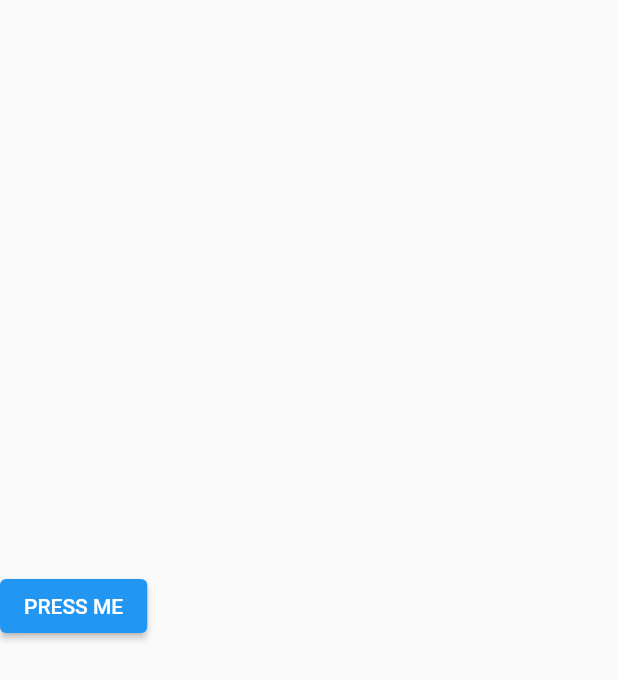
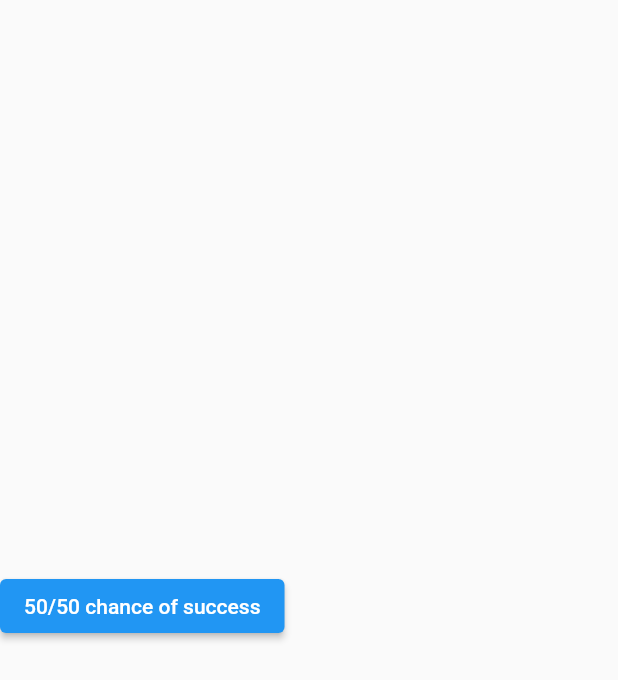
Before and after one commit to djangoflow/flutter_progress_builder, a Flutter app: the screen it shows after launch, on a phone screen of 412 x 824 dp. Shown: the top 680 px of the screen. Run offline on Flutter 3.47's test engine with Material 2 defaults, Android fonts, the phone set to English and light mode, and no system bars; missing offline and left inert: widget_with_codeview.

Commit message:
added error parameter to the builder

```diff
--- a/example/lib/main.dart
+++ b/example/lib/main.dart
@@ -50,9 +50,21 @@ class _MyHomePageState extends State<MyHomePage> {
         mainAxisAlignment: MainAxisAlignment.center,
         children: [
           LinearProgressBuilder(
-            builder: (action) => ElevatedButton(
-              onPressed: action,
-              child: Text('PRESS ME'),
+            builder: (action, error) => Column(
+              children: [
+                ElevatedButton(
+                  onPressed: action,
+                  child: Text(
+                    '50/50 chance of success',
+                  ),
+                ),
+                if (error != null)
+                  Container(
+                    color: Colors.red,
+                    padding: EdgeInsets.all(16.0),
+                    child: Text(error.toString()),
+                  )
+              ],
             ),
             action: (onProgress) async {
               _showMessage('loading undetermined');
--- a/lib/src/circular_progress_builder.dart
+++ b/lib/src/circular_progress_builder.dart
@@ -10,8 +10,7 @@ class CircularProgressBuilder extends ProgressBuilder {
       CircularProgressIndicator.adaptive(value: value);
 
   CircularProgressBuilder(
-      {required Widget Function(void Function()?)
-          builder,
+      {required Widget Function(void Function()?, Object?) builder,
       void Function(Object)? onError,
       void Function()? onSuccess,
       void Function()? onDone,
@@ -25,8 +24,7 @@ class CircularProgressBuilder extends ProgressBuilder {
             action: action);
 
   CircularProgressBuilder.adaptive(
-      {required Widget Function(void Function()?)
-          builder,
+      {required Widget Function(void Function()?, Object?) builder,
       void Function(Object)? onError,
       void Function()? onSuccess,
       void Function()? onDone,
--- a/lib/src/linear_progress_builder.dart
+++ b/lib/src/linear_progress_builder.dart
@@ -7,8 +7,7 @@ class LinearProgressBuilder extends ProgressBuilder {
       LinearProgressIndicator(value: value);
 
   LinearProgressBuilder(
-      {required Widget Function(void Function()?)
-          builder,
+      {required Widget Function(void Function()?, Object?) builder,
       void Function(Object)? onError,
       void Function()? onSuccess,
       void Function()? onDone,
--- a/pubspec.yaml
+++ b/pubspec.yaml
@@ -1,6 +1,6 @@
 name: progress_builder
 description: A simple wrapper for asynchronous actions with progress/loading indicators and error handling.
-version: 1.0.2
+version: 1.0.3
 homepage: https://github.com/apexlabs-ai/progress_builder
 
 environment:
```
Also changed, not shown: lib/src/progress_builder.dart (+5 -3 lines), 2 other files.
